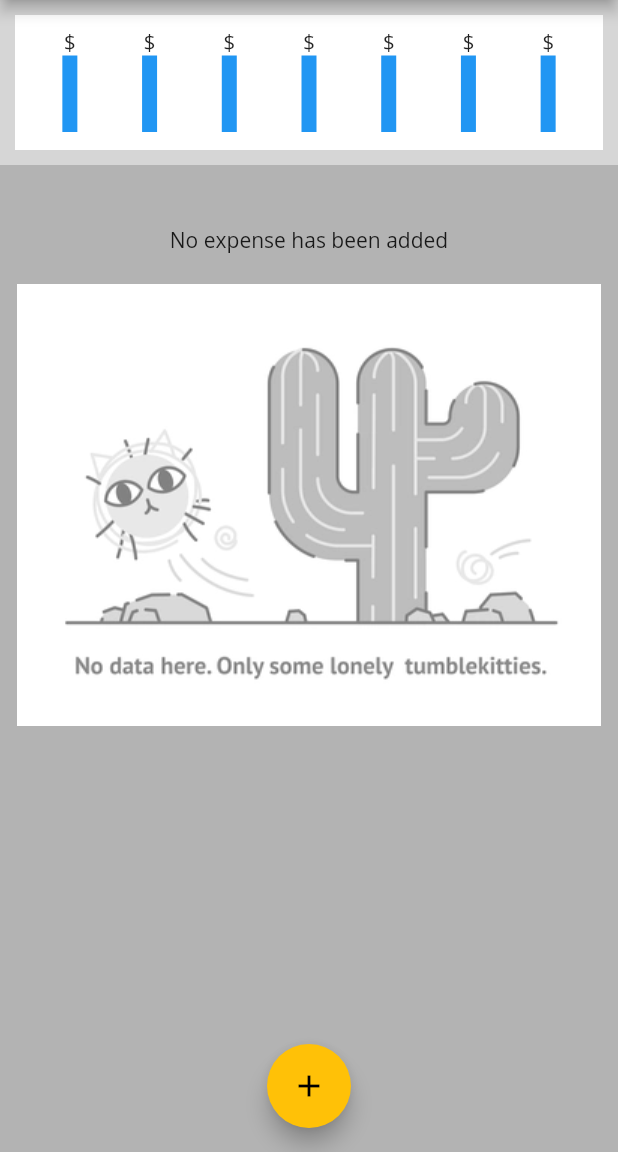
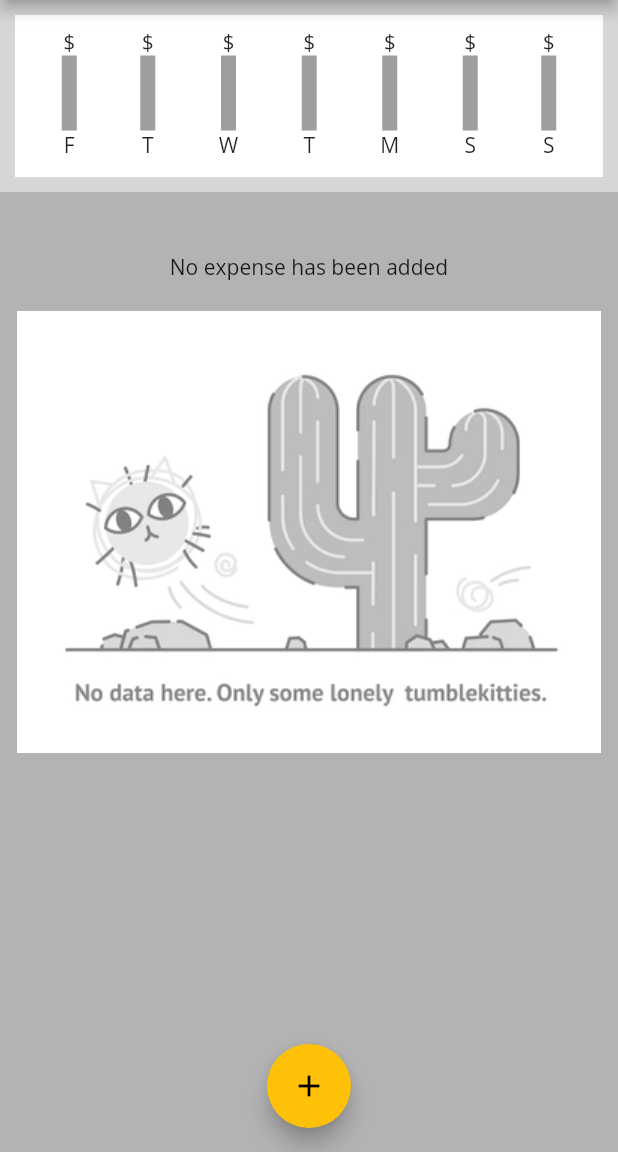
Before and after one commit to naufaladikbds/expense_tracker, a Flutter app: the screen it shows after launch, on a phone screen of 412 x 824 dp, the part 84-1236 px from its top. Run offline on Flutter 3.47's test engine with Material 2 defaults, Android fonts, the phone set to English and light mode, and no system bars.

Commit message:
Add proper charting feature for weekly expenses

```diff
--- a/lib/expense_chart.dart
+++ b/lib/expense_chart.dart
@@ -1,11 +1,41 @@
-import 'package:flutter/cupertino.dart';
+import 'package:expense_tracker/expense.dart';
 import 'package:flutter/material.dart';
+import 'package:intl/intl.dart';
 
 class ExpenseChart extends StatelessWidget {
+  final List<Expense> recentExpenses;
+
+  const ExpenseChart({required this.recentExpenses});
+
+  List<Map<String, Object>> get groupedTransactionValues {
+    return List.generate(7, (index) {
+      final weekday = DateTime.now().subtract(Duration(days: index));
+      double totalSum = 0;
+
+      for (var i = 0; i < recentExpenses.length; i++) {
+        if (recentExpenses[i].date.day == weekday.day &&
+            recentExpenses[i].date.month == weekday.month &&
+            recentExpenses[i].date.year == weekday.year) {
+          totalSum = totalSum + recentExpenses[i].amount;
+        }
+      }
+
+      return {
+        'day': DateFormat.E().format(weekday).substring(0, 1),
+        'amount': totalSum,
+      };
+    });
+  }
+
+  double get weeklySpending {
+    return groupedTransactionValues.fold(0.0, (previousValue, element) {
+      return (previousValue + (element['amount'] as double));
+    });
+  }
+
   @override
   Widget build(BuildContext context) {
     return Container(
-      height: 110,
       width: double.infinity,
       color: Color.fromARGB(255, 214, 214, 214),
       child: Container(
@@ -14,15 +44,13 @@ class ExpenseChart extends StatelessWidget {
         color: Colors.white,
         child: Row(
           mainAxisAlignment: MainAxisAlignment.spaceAround,
-          children: [
-            CandleChart(),
-            CandleChart(),
-            CandleChart(),
-            CandleChart(),
-            CandleChart(),
-            CandleChart(),
-            CandleChart(),
-          ],
+          children: groupedTransactionValues
+              .map((e) => CandleChart(
+                    day: e['day'] as String,
+                    amountSpent: e['amount'] as double,
+                    weeklySpending: weeklySpending,
+                  ))
+              .toList(),
         ),
       ),
     );
@@ -30,21 +58,44 @@ class ExpenseChart extends StatelessWidget {
 }
 
 class CandleChart extends StatelessWidget {
-  const CandleChart({
-    Key? key,
-  }) : super(key: key);
+  double amountSpent;
+  String day;
+  double weeklySpending;
+
+  CandleChart(
+      {required this.day,
+      required this.amountSpent,
+      required this.weeklySpending});
 
   @override
   Widget build(BuildContext context) {
+    double percentAmountSpent = amountSpent / weeklySpending;
+    print(percentAmountSpent);
+
     return Column(
       children: [
         Text("\$"),
-        Expanded(
-          child: Container(
-            color: Colors.blue,
-            width: 10,
+        Container(
+          color: Colors.grey,
+          width: 10,
+          height: 50,
+          alignment: Alignment.bottomCenter,
+          child: FractionallySizedBox(
+            widthFactor: 1,
+            heightFactor: amountSpent == 0 ? 0 : percentAmountSpent,
+            child: Container(
+              height: double.infinity,
+              width: double.infinity,
+              color: Colors.blue,
+            ),
           ),
+          // child: Container(
+          //   color: Colors.blue,
+          //   width: 10,
+          //   height: amountSpent == 0 ? 0 : percentAmountSpent * 100 / 2,
+          // ),
         ),
+        Text(day),
       ],
     );
   }
--- a/lib/main.dart
+++ b/lib/main.dart
@@ -60,6 +60,13 @@ class _MainScreenState extends State<MainScreen> {
     // ),
   ];
 
+  List<Expense> get lastSevenDaysExpenses {
+    return expenseList
+        .where((element) =>
+            element.date.isAfter(DateTime.now().subtract(Duration(days: 8))))
+        .toList();
+  }
+
   void addNewExpense(Expense expense) {
     setState(() {
       expenseList.add(expense);
@@ -101,7 +108,9 @@ class _MainScreenState extends State<MainScreen> {
         color: Color.fromARGB(255, 179, 179, 179),
         child: Column(
           children: [
-            ExpenseChart(),
+            ExpenseChart(
+              recentExpenses: lastSevenDaysExpenses,
+            ),
             ExpenseList(expenseList),
           ],
         ),
```
